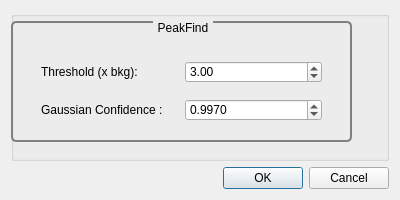
Before: the Qt Designer form testing/D19Proto/dialog_PeakFind.ui in k61n/openhkl, drawn with Qt 5.
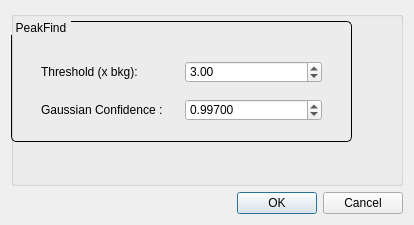
After: the same form once the commit is applied.

Patch:
```diff
--- a/testing/D19Proto/dialog_PeakFind.ui
+++ b/testing/D19Proto/dialog_PeakFind.ui
@@ -9,8 +9,8 @@
    <rect>
     <x>0</x>
     <y>0</y>
-    <width>400</width>
-    <height>200</height>
+    <width>414</width>
+    <height>225</height>
    </rect>
   </property>
   <property name="sizePolicy">
@@ -41,14 +41,14 @@
        <string notr="true">QGroupBox {
      background-color: qlineargradient(x1: 0, y1: 0, x2: 0, y2: 1,
                                        stop: 0 #E0E0E0, stop: 1 #BBBBFF);
-     border: 2px solid gray;
+     border: 1px solid black;
      border-radius: 5px;
      margin-top: 1ex; /* leave space at the top for the title */
  }
 
  QGroupBox::title {
      subcontrol-origin: margin;
-     subcontrol-position: top center; /* position at the top center */
+     subcontrol-position: top left; /* position at the top center */
      padding: 0 3px;
      background-color: qlineargradient(x1: 0, y1: 0, x2: 0, y2: 1,
                                        stop: 0 #DDDDFF, stop: 1 #FFFFFF);
@@ -86,7 +86,7 @@
            <enum>QAbstractSpinBox::UpDownArrows</enum>
           </property>
           <property name="decimals">
-           <number>4</number>
+           <number>5</number>
           </property>
           <property name="maximum">
            <double>1.000000000000000</double>
```
